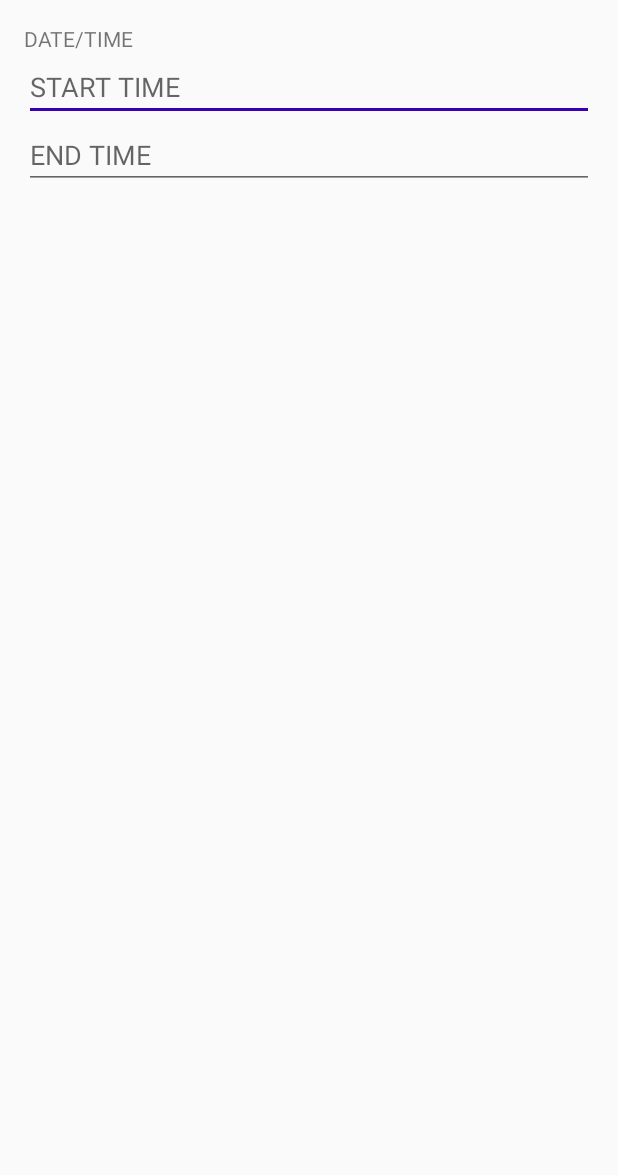
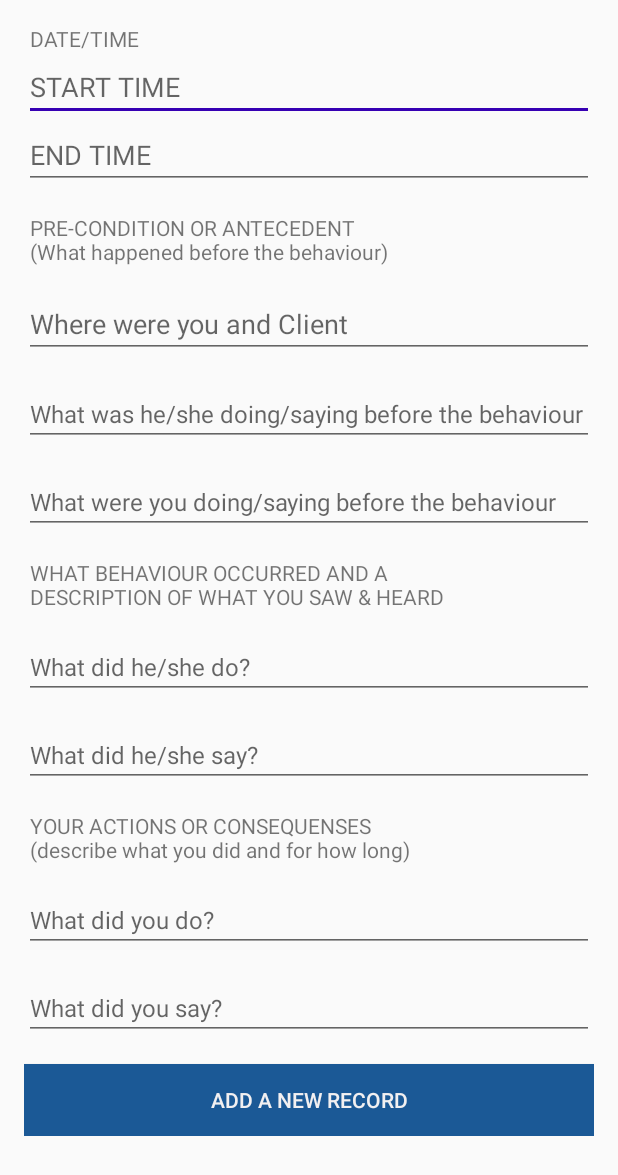
Before and after one commit to RockfordWei/abcrecorder, an Android app: the layout activity_form.xml on its own in the app's theme, with its tools: preview values and no code run, on a phone screen of 412 x 824 dp. Shown: the top 1175 px of the screen. Run offline under Robolectric (Android 15) with nearby library versions, the phone set to English and light mode, and no system bars.

Commit message:
implementing the form layout

```diff
--- a/android/app/src/main/res/layout/activity_form.xml
+++ b/android/app/src/main/res/layout/activity_form.xml
@@ -15,6 +15,7 @@
             android:layout_height="wrap_content">
             <TextView
                 android:layout_marginTop="16dp"
+                android:layout_marginStart="4dp"
                 android:text="@string/text_date_time"
                 android:layout_width="match_parent"
                 android:layout_height="wrap_content" />
@@ -32,6 +33,94 @@
                 android:layout_height="wrap_content"
                 android:autofillHints="@string/text_end_time"
                 android:inputType="datetime" />
+            <TextView
+                android:layout_marginTop="16dp"
+                android:layout_marginStart="4dp"
+                android:text="@string/text_pre_condition_section"
+                android:layout_width="match_parent"
+                android:layout_height="wrap_content" />
+            <EditText
+                android:layout_marginTop="16dp"
+                android:id="@+id/textLocation"
+                android:hint="@string/hint_location"
+                android:layout_width="match_parent"
+                android:layout_height="wrap_content"
+                android:autofillHints="N/A"
+                android:inputType="textAutoCorrect" />
+            <EditText
+                android:layout_marginTop="16dp"
+                android:id="@+id/textPreClient"
+                android:hint="@string/hint_pre_client"
+                android:layout_width="match_parent"
+                android:layout_height="wrap_content"
+                android:autofillHints="N/A"
+                android:textSize="16sp"
+                android:inputType="textAutoCorrect" />
+            <EditText
+                android:layout_marginTop="16dp"
+                android:id="@+id/textPreReporter"
+                android:hint="@string/hint_pre_reporter"
+                android:layout_width="match_parent"
+                android:layout_height="wrap_content"
+                android:autofillHints="N/A"
+                android:textSize="16sp"
+                android:inputType="textAutoCorrect" />
+            <TextView
+                android:layout_marginTop="16dp"
+                android:layout_marginStart="4dp"
+                android:text="@string/hint_incident_section"
+                android:layout_width="match_parent"
+                android:layout_height="wrap_content" />
+            <EditText
+                android:layout_marginTop="16dp"
+                android:id="@+id/textClientDoing"
+                android:hint="@string/hint_doing"
+                android:layout_width="match_parent"
+                android:layout_height="wrap_content"
+                android:autofillHints="N/A"
+                android:textSize="16sp"
+                android:inputType="textAutoCorrect" />
+            <EditText
+                android:layout_marginTop="16dp"
+                android:id="@+id/textClientSaying"
+                android:hint="@string/hint_saying"
+                android:layout_width="match_parent"
+                android:layout_height="wrap_content"
+                android:autofillHints="N/A"
+                android:textSize="16sp"
+                android:inputType="textAutoCorrect" />
+            <TextView
+                android:layout_marginTop="16dp"
+                android:layout_marginStart="4dp"
+                android:text="@string/text_response_section"
+                android:layout_width="match_parent"
+                android:layout_height="wrap_content" />
+            <EditText
+                android:layout_marginTop="16dp"
+                android:id="@+id/textReporterAction"
+                android:hint="@string/hint_reporter_action"
+                android:layout_width="match_parent"
+                android:layout_height="wrap_content"
+                android:autofillHints="N/A"
+                android:textSize="16sp"
+                android:inputType="textAutoCorrect" />
+            <EditText
+                android:layout_marginTop="16dp"
+                android:id="@+id/textReporterResponse"
+                android:hint="@string/hint_reporter_response"
+                android:layout_width="match_parent"
+                android:layout_height="wrap_content"
+                android:autofillHints="N/A"
+                android:textSize="16sp"
+                android:inputType="textAutoCorrect" />
+            <Button
+                android:id="@+id/buttonUpdate"
+                android:text="@string/button_add_record"
+                android:textColor="@color/colorBackground"
+                android:background="@color/colorPrimary"
+                android:layout_marginTop="16dp"
+                android:layout_width="match_parent"
+                android:layout_height="48dp" />
         </LinearLayout>
     </ScrollView>
 </androidx.constraintlayout.widget.ConstraintLayout>
--- a/android/app/src/main/res/values/strings.xml
+++ b/android/app/src/main/res/values/strings.xml
@@ -10,4 +10,15 @@
     <string name="text_date_time">DATE/TIME</string>
     <string name="text_start_time">START TIME</string>
     <string name="text_end_time">END TIME</string>
+    <string name="text_pre_condition_section">PRE-CONDITION OR ANTECEDENT\n(What happened before the behaviour)</string>
+    <string name="hint_location">Where were you and Client</string>
+    <string name="hint_pre_client">What was he/she doing/saying before the behaviour</string>
+    <string name="hint_pre_reporter">What were you doing/saying before the behaviour</string>
+    <string name="hint_incident_section"><![CDATA[WHAT BEHAVIOUR OCCURRED AND A\nDESCRIPTION OF WHAT YOU SAW & HEARD]]></string>
+    <string name="hint_doing">What did he/she do?</string>
+    <string name="hint_saying">What did he/she say?</string>
+    <string name="text_response_section">YOUR ACTIONS OR CONSEQUENSES\n(describe what you did and for how long)</string>
+    <string name="hint_reporter_action">What did you do?</string>
+    <string name="hint_reporter_response">What did you say?</string>
+    <string name="button_add_record">Add a new record</string>
 </resources>
```
Also changed, not shown: 1 other file.
